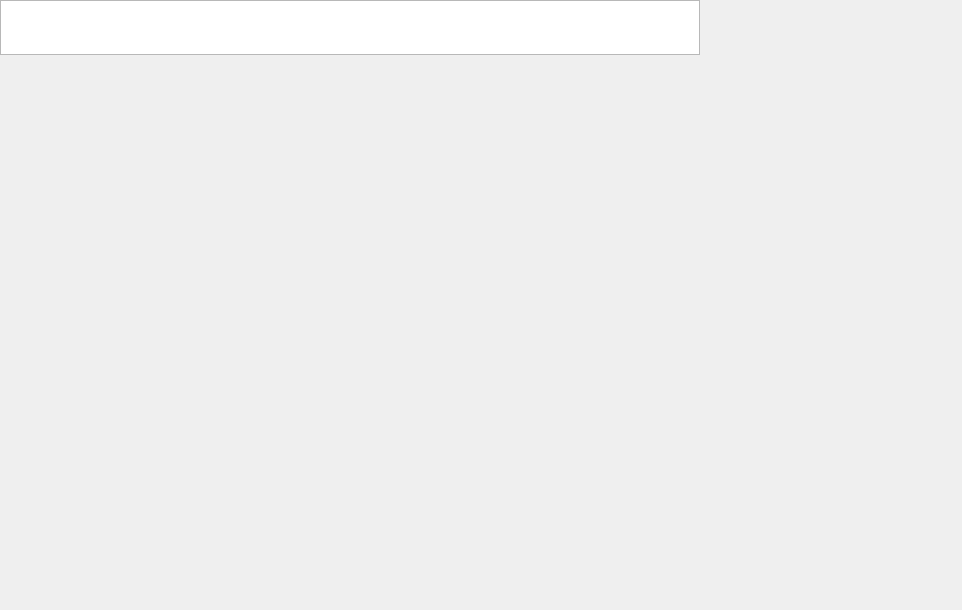
Before: the Qt Designer form src/AssetViewers/TextureViewer/TextureViewerWidget.ui in LarvalExtract/MGF-Explorer, drawn with Qt 5.
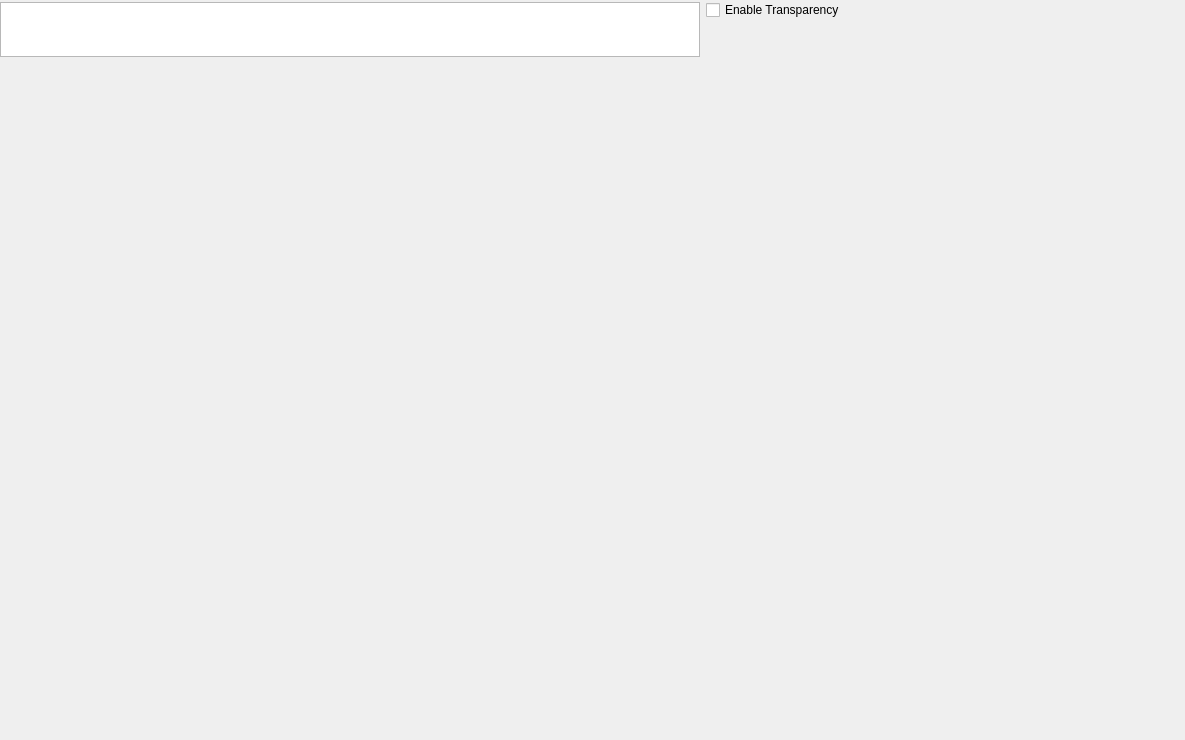
After: the same form once the commit is applied.

The edit to the form file:
```diff
--- a/src/AssetViewers/TextureViewer/TextureViewerWidget.ui
+++ b/src/AssetViewers/TextureViewer/TextureViewerWidget.ui
@@ -6,8 +6,8 @@
    <rect>
     <x>0</x>
     <y>0</y>
-    <width>962</width>
-    <height>610</height>
+    <width>1185</width>
+    <height>740</height>
    </rect>
   </property>
   <property name="sizePolicy">
@@ -36,6 +36,11 @@
     <number>0</number>
    </property>
    <item>
+    <layout class="QHBoxLayout" name="horizontalLayout">
+     <property name="sizeConstraint">
+      <enum>QLayout::SetMaximumSize</enum>
+     </property>
+     <item>
     <widget class="QTableView" name="TextureDetailsTable">
      <property name="sizePolicy">
       <sizepolicy hsizetype="Fixed" vsizetype="Fixed">
@@ -43,6 +48,12 @@
        <verstretch>0</verstretch>
       </sizepolicy>
      </property>
+       <property name="minimumSize">
+        <size>
+         <width>700</width>
+         <height>55</height>
+        </size>
+       </property>
      <property name="maximumSize">
       <size>
        <width>700</width>
@@ -59,6 +70,38 @@
       <bool>false</bool>
      </attribute>
     </widget>
+     </item>
+     <item>
+      <layout class="QVBoxLayout" name="verticalLayout_2">
+       <property name="sizeConstraint">
+        <enum>QLayout::SetMaximumSize</enum>
+       </property>
+       <item>
+        <widget class="QCheckBox" name="ToggleAlphaCheckBox">
+         <property name="text">
+          <string>Enable Transparency</string>
+         </property>
+        </widget>
+       </item>
+       <item>
+        <spacer name="verticalSpacer">
+         <property name="orientation">
+          <enum>Qt::Vertical</enum>
+         </property>
+         <property name="sizeType">
+          <enum>QSizePolicy::Ignored</enum>
+         </property>
+         <property name="sizeHint" stdset="0">
+          <size>
+           <width>20</width>
+           <height>40</height>
+          </size>
+         </property>
+        </spacer>
+       </item>
+      </layout>
+     </item>
+    </layout>
    </item>
    <item>
     <widget class="QScrollArea" name="scrollArea">
```
Lines whose indentation alone changed are shown as unchanged.
